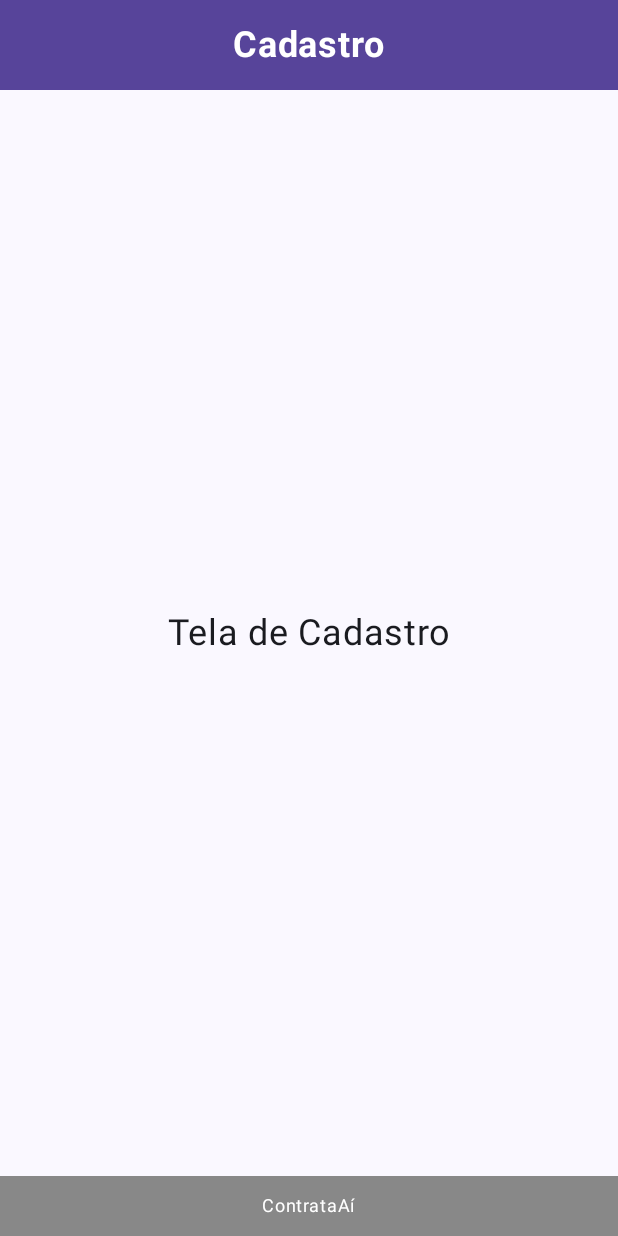
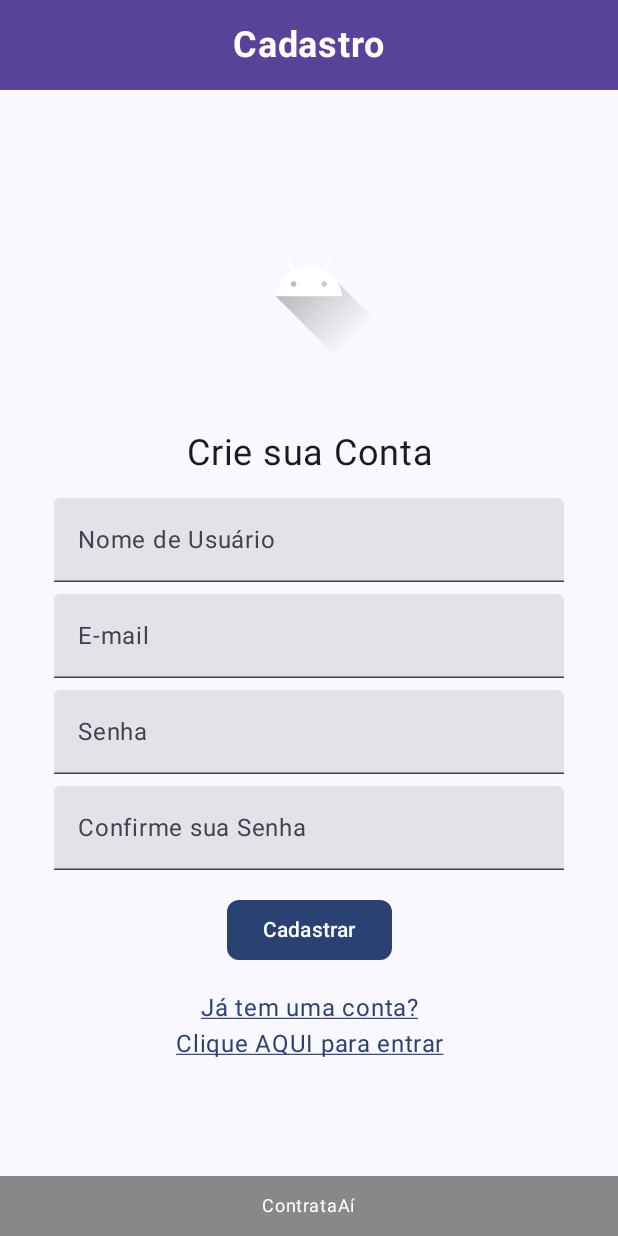
Before and after one commit to EnzoPierazoli/ContrataAI, an Android app built with Jetpack Compose: the CadastroScreen screen opened through its navigation route, on a phone screen of 412 x 824 dp. Run offline under Robolectric (Android 15) with nearby library versions, the phone set to English and light mode, and no system bars.

Commit message:
add: LoginScreen + CadastroScreen

```diff
--- /dev/null
+++ b/app/src/main/java/br/com/fiap/contrataa/screens/CadastroScreen.kt
@@ -0,0 +1,206 @@
+import androidx.compose.foundation.Image
+import androidx.compose.foundation.background
+import androidx.compose.foundation.clickable
+import androidx.compose.foundation.layout.Arrangement
+import androidx.compose.foundation.layout.Box
+import androidx.compose.foundation.layout.Column
+import androidx.compose.foundation.layout.Spacer
+import androidx.compose.foundation.layout.fillMaxSize
+import androidx.compose.foundation.layout.fillMaxWidth
+import androidx.compose.foundation.layout.height
+import androidx.compose.foundation.layout.padding
+import androidx.compose.foundation.layout.size
+import androidx.compose.foundation.shape.RoundedCornerShape
+import androidx.compose.material3.Button
+import androidx.compose.material3.MaterialTheme
+import androidx.compose.material3.Text
+import androidx.compose.material3.TextField
+import androidx.compose.runtime.Composable
+import androidx.compose.runtime.getValue
+import androidx.compose.runtime.mutableStateOf
+import androidx.compose.runtime.remember
+import androidx.compose.runtime.setValue
+import androidx.compose.ui.Alignment
+import androidx.compose.ui.Modifier
+import androidx.compose.ui.graphics.Color
+import androidx.compose.ui.res.painterResource
+import androidx.compose.ui.text.font.FontWeight
+import androidx.compose.ui.text.input.PasswordVisualTransformation
+import androidx.compose.ui.text.style.TextAlign
+import androidx.compose.ui.text.style.TextDecoration
+import androidx.compose.ui.unit.dp
+import androidx.compose.ui.unit.sp
+import androidx.navigation.NavHostController
+import br.com.fiap.contrataa.R
+
+@Composable
+private fun AppScaffold(
+    title: String,
+    content: @Composable () -> Unit
+) {
+    Column(
+        modifier = Modifier.fillMaxSize(),
+        verticalArrangement = Arrangement.SpaceBetween,
+        horizontalAlignment = Alignment.CenterHorizontally
+    ) {
+        Header(title)
+        Box(
+            modifier = Modifier
+                .weight(1f)
+                .fillMaxWidth()
+                .padding(vertical = 16.dp),
+            contentAlignment = Alignment.Center
+        ) {
+            content()
+        }
+        Footer()
+    }
+}
+
+@Composable
+private fun Header(title: String) {
+    Box(
+        modifier = Modifier
+            .fillMaxWidth()
+            .height(60.dp)
+            .background(Color(0xFF57449a)),
+        contentAlignment = Alignment.Center
+    ) {
+        Text(
+            text = title,
+            fontSize = 24.sp,
+            fontWeight = FontWeight.Bold,
+            color = Color.White
+        )
+    }
+}
+
+@Composable
+private fun Footer() {
+    Box(
+        modifier = Modifier
+            .fillMaxWidth()
+            .height(40.dp)
+            .background(Color.Gray),
+        contentAlignment = Alignment.Center
+    ) {
+        Text(
+            text = "ContrataAí",
+            fontSize = 12.sp,
+            color = Color.White
+        )
+    }
+}
+
+@Composable
+fun CadastroScreen(navController: NavHostController) {
+    AppScaffold(title = "Cadastro") {
+        CadastroForm(navController)
+    }
+}
+
+@Composable
+private fun CadastroForm(navController: NavHostController) {
+    var username by remember { mutableStateOf("") }
+    var email by remember { mutableStateOf("") }
+    var password by remember { mutableStateOf("") }
+    var confirmPassword by remember { mutableStateOf("") }
+
+    Column(
+        horizontalAlignment = Alignment.CenterHorizontally,
+        verticalArrangement = Arrangement.Center,
+        modifier = Modifier
+            .fillMaxWidth()
+            .padding(36.dp)
+    ) {
+        // Imagem entre o header e o título
+        Image(
+            painter = painterResource(id = R.drawable.ic_launcher_foreground),
+            contentDescription = "Logo",
+            modifier = Modifier
+                .size(120.dp)
+                .padding(bottom = 16.dp)
+        )
+
+        Spacer(modifier = Modifier.height(32.dp))
+
+        Text(
+            text = "Crie sua Conta",
+            fontSize = 24.sp,
+            textAlign = TextAlign.Center,
+            modifier = Modifier.padding(bottom = 16.dp)
+        )
+
+        TextField(
+            value = username,
+            onValueChange = { username = it },
+            label = { Text("Nome de Usuário") },
+            modifier = Modifier.fillMaxWidth()
+        )
+
+        Spacer(modifier = Modifier.height(8.dp))
+
+        TextField(
+            value = email,
+            onValueChange = { email = it },
+            label = { Text("E-mail") },
+            modifier = Modifier.fillMaxWidth()
+        )
+
+        Spacer(modifier = Modifier.height(8.dp))
+
+        TextField(
+            value = password,
+            onValueChange = { password = it },
+            label = { Text("Senha") },
+            visualTransformation = PasswordVisualTransformation(),
+            modifier = Modifier.fillMaxWidth()
+        )
+
+        Spacer(modifier = Modifier.height(8.dp))
+
+        TextField(
+            value = confirmPassword,
+            onValueChange = { confirmPassword = it },
+            label = { Text("Confirme sua Senha") },
+            visualTransformation = PasswordVisualTransformation(),
+            modifier = Modifier.fillMaxWidth()
+        )
+
+        Spacer(modifier = Modifier.height(16.dp))
+
+        Button(
+            onClick = {
+                // Lógica para processar o cadastro
+                navController.navigate("perfil")
+            },
+            shape = RoundedCornerShape(8.dp)
+        ) {
+            Text("Cadastrar")
+        }
+
+        Spacer(modifier = Modifier.height(16.dp))
+
+        Text(
+            text = "Já tem uma conta?\nClique AQUI para entrar",
+            fontSize = 16.sp,
+            textDecoration = TextDecoration.Underline,
+            color = MaterialTheme.colorScheme.primary,
+            textAlign = TextAlign.Center,
+            modifier = Modifier
+                .fillMaxWidth()
+                .clickable {
+                    navController.navigate("login")
+                }
+        )
+    }
+}
+
+//
+//@Preview(showBackground = true, showSystemUi = true)
+//@Composable
+//private fun CadastroScreenPreview() {
+//    FiapContrataaTheme {
+//        CadastroScreen(rememberNavController())
+//    }
+//}
--- /dev/null
+++ b/app/src/main/java/br/com/fiap/contrataa/screens/LoginScreen.kt
@@ -0,0 +1,166 @@
+package br.com.fiap.contrataa.screens
+
+import androidx.compose.foundation.background
+import androidx.compose.foundation.clickable
+import androidx.compose.foundation.layout.Arrangement
+import androidx.compose.foundation.layout.Box
+import androidx.compose.foundation.layout.Column
+import androidx.compose.foundation.layout.Spacer
+import androidx.compose.foundation.layout.fillMaxSize
+import androidx.compose.foundation.layout.fillMaxWidth
+import androidx.compose.foundation.layout.height
+import androidx.compose.foundation.layout.padding
+import androidx.compose.foundation.shape.RoundedCornerShape
+import androidx.compose.material3.Button
+import androidx.compose.material3.MaterialTheme
+import androidx.compose.material3.Text
+import androidx.compose.material3.TextField
+import androidx.compose.runtime.Composable
+import androidx.compose.runtime.getValue
+import androidx.compose.runtime.mutableStateOf
+import androidx.compose.runtime.remember
+import androidx.compose.runtime.setValue
+import androidx.compose.ui.Alignment
+import androidx.compose.ui.Modifier
+import androidx.compose.ui.graphics.Color
+import androidx.compose.ui.text.font.FontWeight
+import androidx.compose.ui.text.input.PasswordVisualTransformation
+import androidx.compose.ui.text.style.TextAlign
+import androidx.compose.ui.text.style.TextDecoration
+import androidx.compose.ui.unit.dp
+import androidx.compose.ui.unit.sp
+import androidx.navigation.NavHostController
+
+@Composable
+private fun AppScaffold(
+    title: String,
+    content: @Composable () -> Unit
+) {
+    Column(
+        modifier = Modifier.fillMaxSize(),
+        verticalArrangement = Arrangement.SpaceBetween,
+        horizontalAlignment = Alignment.CenterHorizontally
+    ) {
+        Header(title)
+        Box(
+            modifier = Modifier
+                .weight(1f)
+                .fillMaxWidth()
+                .padding(vertical = 16.dp),
+            contentAlignment = Alignment.Center
+        ) {
+            content()
+        }
+        Footer()
+    }
+}
+
+@Composable
+private fun Header(title: String) {
+    Box(
+        modifier = Modifier
+            .fillMaxWidth()
+            .height(60.dp)
+            .background(Color(0xFF57449a)),
+        contentAlignment = Alignment.Center
+    ) {
+        Text(
+            text = title,
+            fontSize = 24.sp,
+            fontWeight = FontWeight.Bold,
+            color = Color.White
+        )
+    }
+}
+
+@Composable
+private fun Footer() {
+    Box(
+        modifier = Modifier
+            .fillMaxWidth()
+            .height(40.dp)
+            .background(Color.Gray),
+        contentAlignment = Alignment.Center
+    ) {
+        Text(
+            text = "ContrataAí",
+            fontSize = 12.sp,
+            color = Color.White
+        )
+    }
+}
+
+@Composable
+fun LoginScreen(navController: NavHostController) {
+    AppScaffold(title = "login") {
+        LoginForm(navController)
+    }
+}
+
+
+@Composable
+private fun LoginForm(navController: NavHostController) {
+    var username by remember { mutableStateOf("") }
+    var password by remember { mutableStateOf("") }
+
+    Column(
+        horizontalAlignment = Alignment.CenterHorizontally,
+        verticalArrangement = Arrangement.Center,
+        modifier = Modifier
+            .fillMaxWidth()
+            .padding(36.dp)
+    ) {
+        Text(
+            text = "Faça seu Login",
+            fontSize = 24.sp,
+            textAlign = TextAlign.Center,
+            modifier = Modifier.padding(bottom = 16.dp)
+        )
+
+        TextField(
+            value = username,
+            onValueChange = { username = it },
+            label = { Text("Usuário") },
+            modifier = Modifier.fillMaxWidth()
+        )
+
+        Spacer(modifier = Modifier.height(8.dp))
+
+        TextField(
+            value = password,
+            onValueChange = { password = it },
+            label = { Text("Senha") },
+            visualTransformation = PasswordVisualTransformation(),
+            modifier = Modifier.fillMaxWidth()
+        )
+
+        Spacer(modifier = Modifier.height(16.dp))
+
+        Button(
+            onClick = {
+                // validar usuario e sennha
+
+                navController.navigate("perfil")
+
+            },
+            shape = RoundedCornerShape(8.dp)
+        ) {
+            Text("Entrar")
+        }
+
+        Spacer(modifier = Modifier.height(16.dp))
+
+        Text(
+            text = "Não possui cadastro ainda?\nClique AQUI",
+            fontSize = 16.sp,
+            textDecoration = TextDecoration.Underline,
+            color = MaterialTheme.colorScheme.primary,
+            textAlign = TextAlign.Center,
+            modifier = Modifier
+                .fillMaxWidth()
+                .clickable {
+                navController.navigate("cadastro")
+            }
+        )
+    }
+}
--- a/gradle/libs.versions.toml
+++ b/gradle/libs.versions.toml
@@ -1,5 +1,5 @@
 [versions]
-agp = "8.7.0"
+agp = "8.8.2"
 kotlin = "2.0.0"
 coreKtx = "1.15.0"
 junit = "4.13.2"
```
Also changed, not shown: app/src/main/java/br/com/fiap/contrataa/MainActivity.kt (+95 -39 lines), app/src/main/java/br/com/fiap/contrataa/screens/UserProfile.kt (added, +121 -0 lines), app/src/main/java/br/com/fiap/contrataa/ui/theme/UserProfile.kt (deleted, +0 -120 lines), app/src/main/java/br/com/fiap/contrataa/ui/theme/Color.kt (line endings or trailing spaces), gradle/wrapper/gradle-wrapper.properties.
